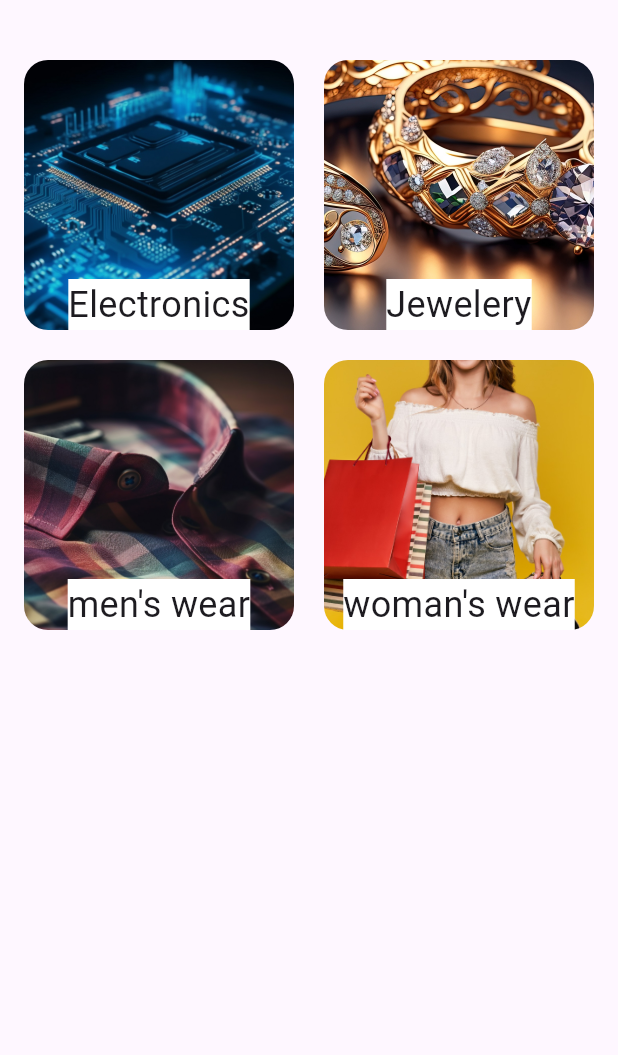
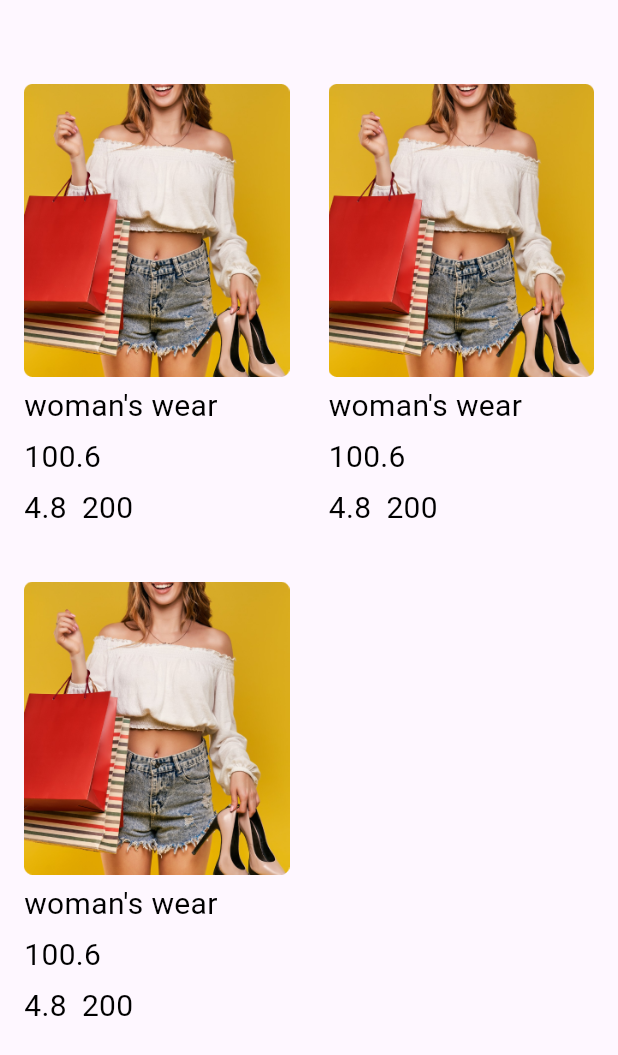
Before and after one commit to AmrReda92/shopping_app, a Flutter app: the screen it shows after launch, on a phone screen of 412 x 824 dp. Shown: the top 1055 px of the screen. Run offline on Flutter 3.47's test engine with Material 3 defaults, Android fonts, the phone set to English and light mode, and no system bars.

Commit message:
finish product screen ui

```diff
--- /dev/null
+++ b/lib/core/routes/app_styles.dart
@@ -0,0 +1,13 @@
+
+import 'package:flutter/material.dart';
+
+class AppStyles {
+  static const TextStyle font24 = TextStyle(
+    fontSize: 24,
+    color: Colors.black
+  );
+  static const TextStyle font20 = TextStyle(
+    fontSize: 20,
+    color: Colors.black
+  );
+}
--- a/lib/features/home/presentation/widgets/custom_category_item.dart
+++ b/lib/features/home/presentation/widgets/custom_category_item.dart
@@ -1,4 +1,5 @@
 import 'package:flutter/material.dart';
+import 'package:shopping_app/core/routes/app_styles.dart';
 import 'package:shopping_app/features/home/presentation/models/category_model.dart';
 
 class CustomCategoryItem extends StatelessWidget {
@@ -17,7 +18,7 @@ class CustomCategoryItem extends StatelessWidget {
             decoration: BoxDecoration(
                 color: Colors.white
             ),
-            child: Text(category.title,textAlign:TextAlign.center ,style: TextStyle(fontSize: 24),))
+            child: Text(category.title,textAlign:TextAlign.center ,style: AppStyles.font24))
       ],
     );
   }
--- a/lib/features/home/presentation/widgets/custom_grid_view_category.dart
+++ b/lib/features/home/presentation/widgets/custom_grid_view_category.dart
@@ -8,7 +8,7 @@ class CustomGridViewCategory extends StatelessWidget {
   @override
   Widget build(BuildContext context) {
     return  GridView.builder(
-      itemCount: 4,
+      itemCount: categoryModel.length,
             gridDelegate:SliverGridDelegateWithFixedCrossAxisCount(
             crossAxisCount: 2,
             mainAxisSpacing: 20 ,
--- /dev/null
+++ b/lib/features/product/presentation/models/product_model.dart
@@ -0,0 +1,38 @@
+class ProductModel {
+  final String image;
+  final String title;
+  final double price;
+  final double rate;
+  final int rateCount;
+
+  ProductModel({required this.image,
+    required this.title,
+    required this.price,
+    required this.rate,
+    required this.rateCount}
+      );
+}
+
+List<ProductModel> productModel = [
+  ProductModel(
+      image: "assets/images/woman.png",
+      title: "woman's wear",
+      price: 100.6,
+      rate: 4.8,
+      rateCount: 200
+  ),
+  ProductModel(
+      image: "assets/images/woman.png",
+      title: "woman's wear",
+      price: 100.6,
+      rate: 4.8,
+      rateCount: 200
+  ),
+  ProductModel(
+      image: "assets/images/woman.png",
+      title: "woman's wear",
+      price: 100.6,
+      rate: 4.8,
+      rateCount: 200
+  ),
+];
--- a/lib/features/product/presentation/ui/product_screen.dart
+++ b/lib/features/product/presentation/ui/product_screen.dart
@@ -1,10 +1,23 @@
 import 'package:flutter/material.dart';
+import 'package:shopping_app/features/product/presentation/widgets/custom_grid_view_product.dart';
 
 class ProductScreen extends StatelessWidget {
   const ProductScreen({super.key});
 
   @override
   Widget build(BuildContext context) {
-    return const Placeholder();
+    return Scaffold(
+      appBar: AppBar(
+
+      ),
+      body: Padding(
+        padding: const EdgeInsets.symmetric(horizontal: 16),
+        child: Column(
+          children: [
+            Expanded(child: CustomGridViewProduct())
+          ],
+        ),
+      ),
+    );
   }
 }
--- /dev/null
+++ b/lib/features/product/presentation/widgets/custom_grid_view_product.dart
@@ -0,0 +1,25 @@
+import 'package:flutter/material.dart';
+import 'package:shopping_app/features/product/presentation/models/product_model.dart';
+import 'package:shopping_app/features/product/presentation/widgets/custom_product_item.dart';
+
+class CustomGridViewProduct extends StatelessWidget {
+  const CustomGridViewProduct({super.key});
+
+  @override
+  Widget build(BuildContext context) {
+    return GridView.builder(
+        itemCount: productModel.length,
+        scrollDirection: Axis.vertical,
+        gridDelegate: SliverGridDelegateWithFixedCrossAxisCount(
+          crossAxisCount: 2,
+          crossAxisSpacing: 26,
+          mainAxisSpacing: 10,
+          childAspectRatio: .55
+        ),
+        itemBuilder: (context,index){
+          final ProductModel product = productModel[index];
+         return CustomProductItem(product: product);
+        }
+    );
+  }
+}
--- /dev/null
+++ b/lib/features/product/presentation/widgets/custom_product_item.dart
@@ -0,0 +1,29 @@
+import 'package:flutter/material.dart';
+import 'package:shopping_app/core/routes/app_styles.dart';
+import 'package:shopping_app/features/product/presentation/models/product_model.dart';
+
+class CustomProductItem extends StatelessWidget {
+  final ProductModel product ;
+  const CustomProductItem({super.key, required this.product});
+
+
+  @override
+  Widget build(BuildContext context) {
+    return Column(
+      crossAxisAlignment: CrossAxisAlignment.start,
+      spacing: 5,
+      children: [
+         Image.asset(product.image,fit: BoxFit.cover,),
+          Text(product.title,style:AppStyles.font20 ,maxLines: 1,overflow: TextOverflow.ellipsis,),
+          Text(product.price.toString(),style:AppStyles.font20 ,),
+          Row(
+            children: [
+              Text(product.rate.toString(),style:AppStyles.font20,),
+              SizedBox(width: 10,),
+              Text(product.rateCount.toString(),style:AppStyles.font20 ,),
+            ],
+          ),
+      ],
+    );
+  }
+}
--- a/lib/shopping_app.dart
+++ b/lib/shopping_app.dart
@@ -10,7 +10,7 @@ class ShoppingApp extends StatelessWidget {
     return MaterialApp(
      debugShowCheckedModeBanner: false,
       onGenerateRoute: AppRoutes.function,
-      initialRoute: Routes.homeScreen,
+      initialRoute: Routes.productScreen,
     );
   }
 }
```
